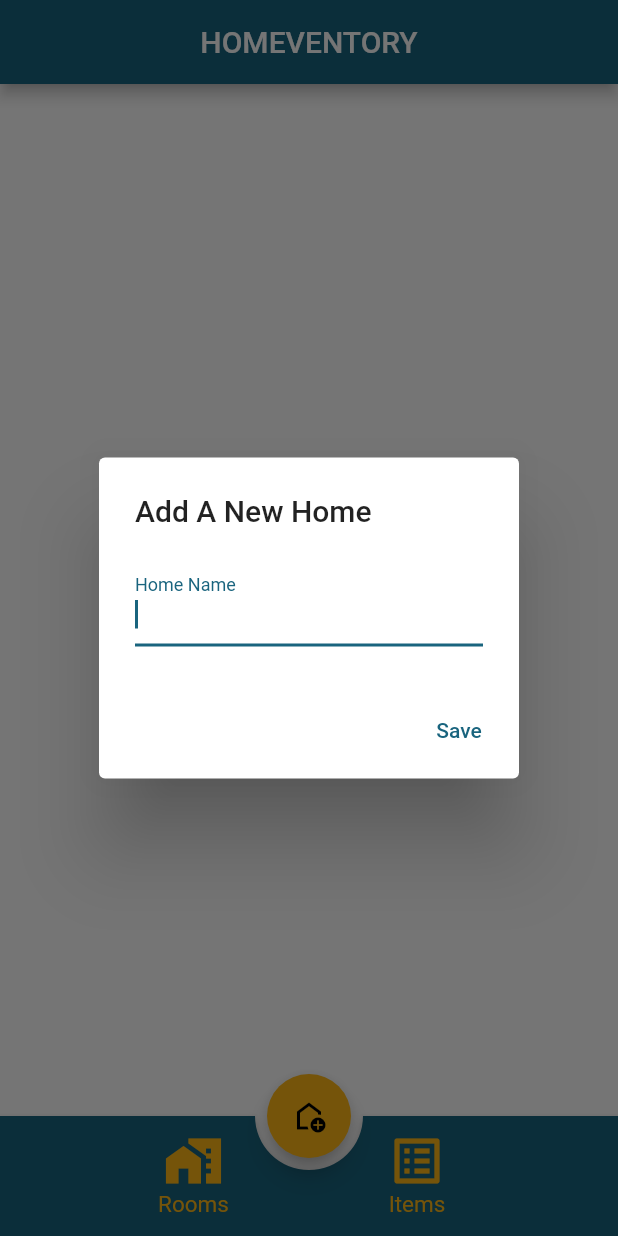
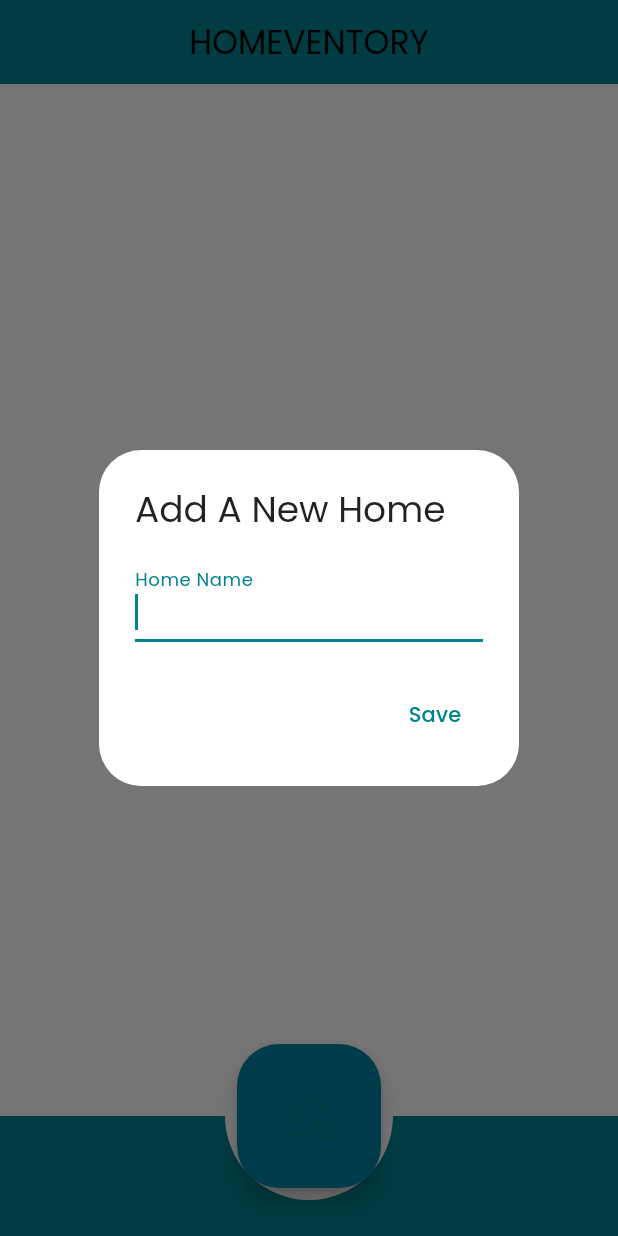
Before and after one commit to KJohnson82/Home-Inventory, a Flutter app: the screen it shows after launch, after a tap on the "add home" icon, on a phone screen of 412 x 824 dp. Run offline on Flutter 3.47's test engine with Material 2 defaults, Android fonts, the phone set to English and light mode, and no system bars; our stand-ins replace cloud_firestore, firebase_core, flex_color_scheme, google_fonts; accounts and stored records are empty.

Commit message:
Worked on theming

```diff
--- a/lib/Routes/Homes.dart
+++ b/lib/Routes/Homes.dart
@@ -35,6 +35,7 @@ class _HomesPageState extends State<HomesPage> {
       });
       _homeNameController.clear();
       Navigator.of(context).pop();
+      setState(() {});
     }
   }
 
@@ -68,46 +69,49 @@ class _HomesPageState extends State<HomesPage> {
           StadiumBorder(),
         ),
         child: Row(
-          mainAxisAlignment: MainAxisAlignment.spaceEvenly,
+          mainAxisAlignment: MainAxisAlignment.spaceAround,
           mainAxisSize: MainAxisSize.max,
           crossAxisAlignment: CrossAxisAlignment.center,
           children: <Widget>[
             // Icon(Icons.home_filled, size: 40,),
-            SizedBox(
-              height: 60,
-              width: 50,
-              child: Column(
-                children: [
-                  Icon(
-                    Icons.home_work,
-                    size: 40,
-                    color: homeventory.secondary,
-                    semanticLabel: "Rooms",
-                  ),
-                  Text(
-                    'Rooms',
-                    style:
-                        TextStyle(color: homeventory.secondary, fontSize: 15),
-                  ),
-                ],
+            Padding(
+              padding: const EdgeInsets.fromLTRB(5, 0, 100, 0),
+              child: SizedBox(
+                height: 40,
+                width: 60,
+                child: Column(
+                  children: [
+                    // Icon(
+                    //   Icons.home_work,
+                    //   size: 40,
+                    //   color: homeventory.secondary,
+                    //   semanticLabel: "Rooms",
+                    // ),
+                    // Text(
+                    //   'Rooms',
+                    //   style:
+                    //       TextStyle(color: homeventory.secondary, fontSize: 15),
+                    // ),
+                  ],
+                ),
               ),
             ),
             SizedBox(
-              height: 60,
-              width: 50,
+              height: 40,
+              width: 60,
               child: Column(
                 children: [
-                  Icon(
-                    Icons.list_alt,
-                    size: 40,
-                    color: homeventory.secondary,
-                    semanticLabel: "Items",
-                  ),
-                  Text(
-                    'Items',
-                    style:
-                        TextStyle(color: homeventory.secondary, fontSize: 15),
-                  ),
+                  // Icon(
+                  //   Icons.list_alt,
+                  //   size: 40,
+                  //   color: homeventory.secondary,
+                  //   semanticLabel: "Items",
+                  // ),
+                  // Text(
+                  //   'Items',
+                  //   style:
+                  //       TextStyle(color: homeventory.secondary, fontSize: 15),
+                  // ),
                 ],
               ),
             ),
@@ -120,9 +124,7 @@ class _HomesPageState extends State<HomesPage> {
           if (!snapshot.hasData) {
             return const Center(child: CircularProgressIndicator());
           }
-
           final homes = snapshot.data!.docs;
-
           return GridView.builder(
             scrollDirection: Axis.vertical,
             padding: const EdgeInsets.symmetric(vertical: 30, horizontal: 50),
@@ -197,11 +199,13 @@ class _HomesPageState extends State<HomesPage> {
                 },
                 child: Padding(
                   padding:
-                      const EdgeInsets.symmetric(horizontal: 15, vertical: 15),
+                      const EdgeInsets.symmetric(horizontal: 30, vertical: 30),
                   child: Card(
                     color: Colors.transparent,
                     shadowColor: Colors.transparent,
                     child: Container(
+                      height: 50,
+                      width: 50,
                       // color: homeventory.secondary,
                       alignment: Alignment.center,
                       decoration: BoxDecoration(
@@ -233,7 +237,7 @@ class _HomesPageState extends State<HomesPage> {
           );
         },
       ),
-      floatingActionButton: FloatingActionButton(
+      floatingActionButton: FloatingActionButton.large(
         // elevation: 3,
         onPressed: () {
           showDialog(
@@ -274,7 +278,10 @@ class _HomesPageState extends State<HomesPage> {
             },
           );
         },
-        child: const Icon(Icons.add_home_outlined),
+        child: Icon(
+          Icons.add_home_outlined,
+          color: homeventory.primary,
+        ),
       ),
     );
   }
--- a/lib/main.dart
+++ b/lib/main.dart
@@ -16,10 +16,11 @@ Future<void> main() async {
 
   runApp(
     MaterialApp(
-      theme: ThemeData.from(colorScheme: homeventory),
+      theme: ThemeData.from(colorScheme: homeventory, useMaterial3: true, textTheme: GoogleFonts.poppinsTextTheme()),
       title: 'HOMVENTORY',
       home: Scaffold(
         appBar: AppBar(
+          backgroundColor: homeventory.primary,
           title: const Text('HOMEVENTORY'),
           centerTitle: true,
         ),
--- a/lib/theme.dart
+++ b/lib/theme.dart
@@ -6,12 +6,12 @@ import 'package:google_fonts/google_fonts.dart';
 // // // These ColorScheme objects require Flutter 3.7 or later.
 // //
 const ColorScheme homeventory = ColorScheme(
-  brightness: Brightness.light,
-  primary: Color(0xff19647e),
+  brightness: Brightness.dark,
+  primary: Color(0xff00838F),
   onPrimary: Color(0xffffffff),
   primaryContainer: Color(0xff0081a5),
   onPrimaryContainer: Color(0xffffffff),
-  secondary: Color(0xfffeb716),
+  secondary: Color(0xffFF8A65),
   onSecondary: Color(0xff000000),
   secondaryContainer: Color(0xffffba2a),
   onSecondaryContainer: Color(0xff000000),
@@ -23,7 +23,7 @@ const ColorScheme homeventory = ColorScheme(
   onError: Color(0xffffffff),
   errorContainer: Color(0xffffdad6),
   onErrorContainer: Color(0xff410002),
-  background: Color(0xff90a4ae),
+  background: Color(0xff232323),
   onBackground: Color(0xff000000),
   surface: Color(0xffffffff),
   onSurface: Color(0xff000000),
```
Also changed, not shown: lib/Routes/RoomItems.dart (+70 -1 lines), lib/Routes/Rooms.dart (+70 -1 lines).
